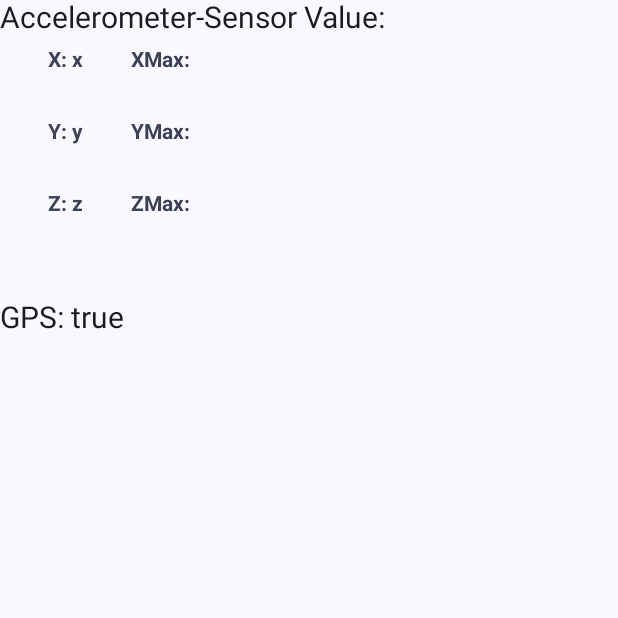
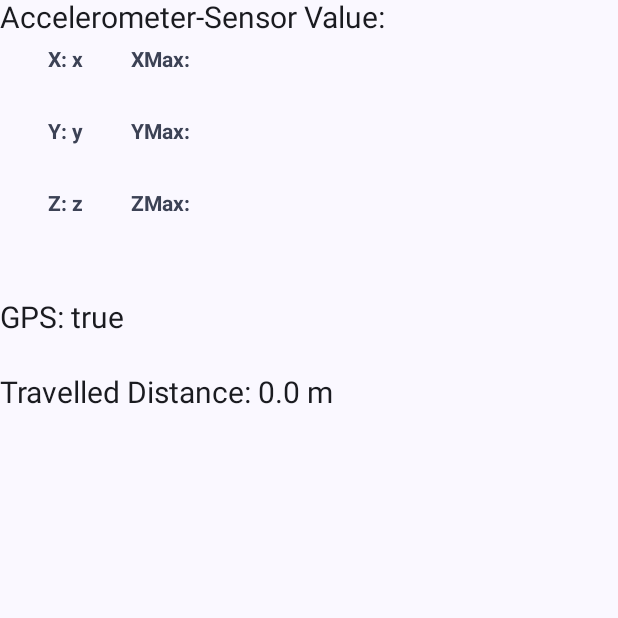
Before and after one commit to 2324-4bhif-syp/2324-4bhif-syp-project-ecopoints, an Android app built with Jetpack Compose: the screen it shows after launch (MainActivity), on a phone screen of 412 x 824 dp, the top half of it. Run offline under Robolectric (Android 15) with nearby library versions, the phone set to English and light mode, and no system bars.

Commit message:
244bep-6 | worked on calculating travelled distance

```diff
--- a/ecopoints/app/src/main/java/at/htl/ecopoints/MainActivity.kt
+++ b/ecopoints/app/src/main/java/at/htl/ecopoints/MainActivity.kt
@@ -46,9 +46,13 @@ import androidx.core.content.ContextCompat
 import at.htl.ecopoints.ui.theme.EcoPointsTheme
 
 class MainActivity : ComponentActivity(), LocationListener {
-    lateinit var distanceTextView: TextView
     lateinit var lastLocation: Location;
     var distance = 0.0;
+
+    val travelledDistance: Double
+        get() {
+            return distance;
+        }
 
     override fun onCreate(savedInstanceState: Bundle?) {
         super.onCreate(savedInstanceState)
@@ -61,26 +65,27 @@ class MainActivity : ComponentActivity(), LocationListener {
                 ) {
                     sensorReading()
                     locationTest()
+                    travelDistance()
                 }
             }
         }
     }
 
     override fun onLocationChanged(location: Location) {
-
         if(::lastLocation.isInitialized){
             distance += lastLocation.distanceTo(location)
-            distanceTextView.text = "Meters: $distance"
         }
 
         lastLocation = location;
     }
+
+    @Composable
+    fun travelDistance(){
+        Text(text = "Travelled Distance: $travelledDistance m", style = TextStyle(fontSize = 20.sp) , modifier = Modifier.padding(0.dp, 250.dp, 0.dp, 0.dp))
+    }
 }
 
-@Composable
-fun printMetres(distance: Double){
-    Text(text = "Metres: " + distance)
-}
+
 
 @Composable
 fun sensorReading() {
```
